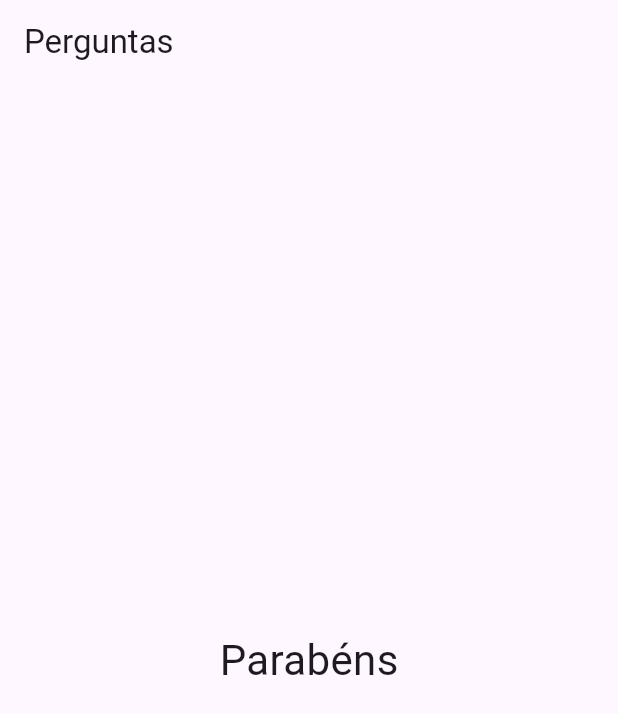
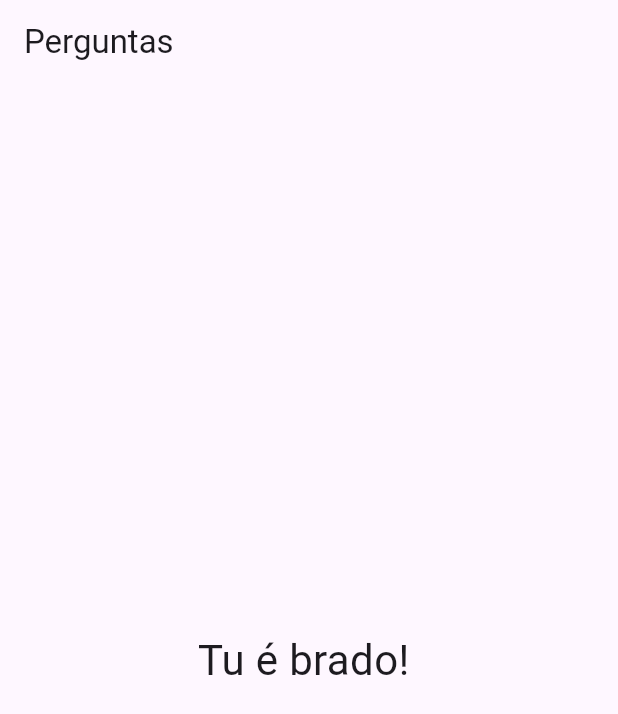
Before and after one commit to DanielSiilva/quiz-in-flutter-app, a Flutter app: the screen it shows after launch, after a tap on "Preto", after a tap on "Dart", on a phone screen of 412 x 824 dp. Shown: the top 714 px of the screen. Run offline on Flutter 3.47's test engine with Material 3 defaults, Android fonts, the phone set to English and light mode, and no system bars.

```diff
--- a/quiz_app/lib/main.dart
+++ b/quiz_app/lib/main.dart
@@ -67,7 +67,7 @@ class _PerguntaAppState extends State<PerguntaApp> {
                   perguntaSelecionadas: perguntaSelecinada,
                   responder: _responder,
                 )
-              : Resultado()),
+              : Resultado(_pontuacaoTotal)),
     );
   }
 }
--- a/quiz_app/lib/resultado.dart
+++ b/quiz_app/lib/resultado.dart
@@ -1,13 +1,25 @@
 import 'package:flutter/material.dart';
 
 class Resultado extends StatelessWidget {
-  const Resultado({super.key});
+  final int pontuacao;
+
+  Resultado(this.pontuacao);
+
+  String get frasePontuacao {
+    if (pontuacao < 8) {
+      return 'Parabens';
+    } else if (pontuacao < 12) {
+      return 'Voce é bom!';
+    } else {
+      return 'Tu é brado! ';
+    }
+  }
 
   @override
   Widget build(BuildContext context) {
-    return const Center(
+    return Center(
       child: Text(
-        'Parabéns',
+        frasePontuacao,
         style: TextStyle(fontSize: 28),
       ),
     );
```
